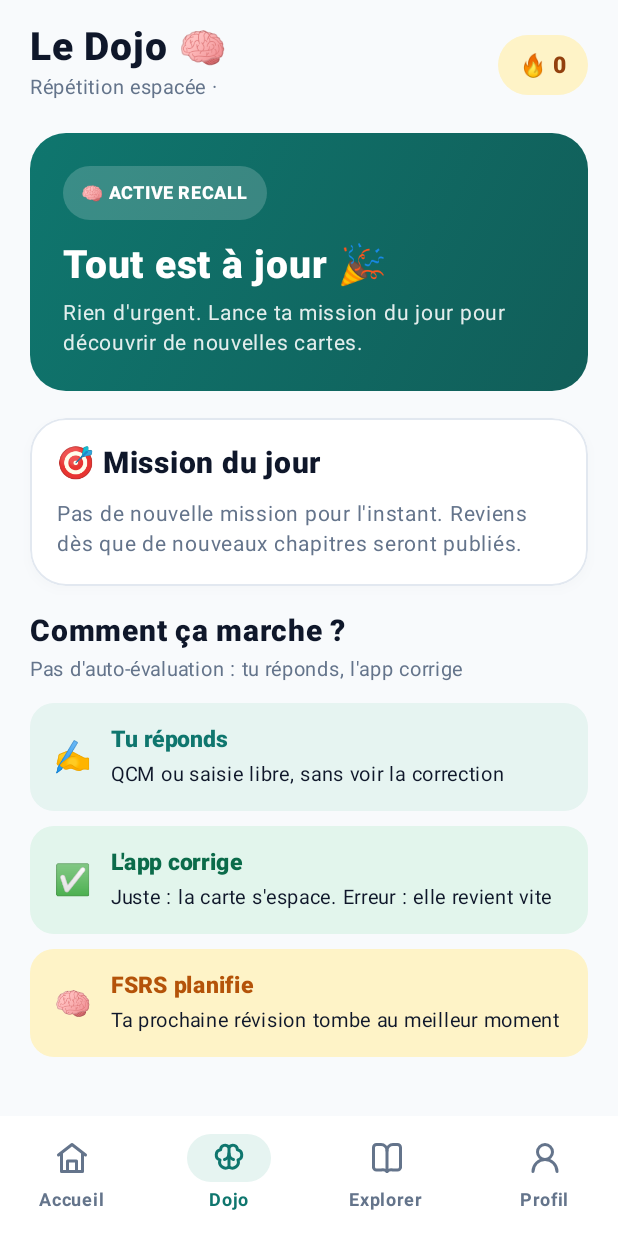
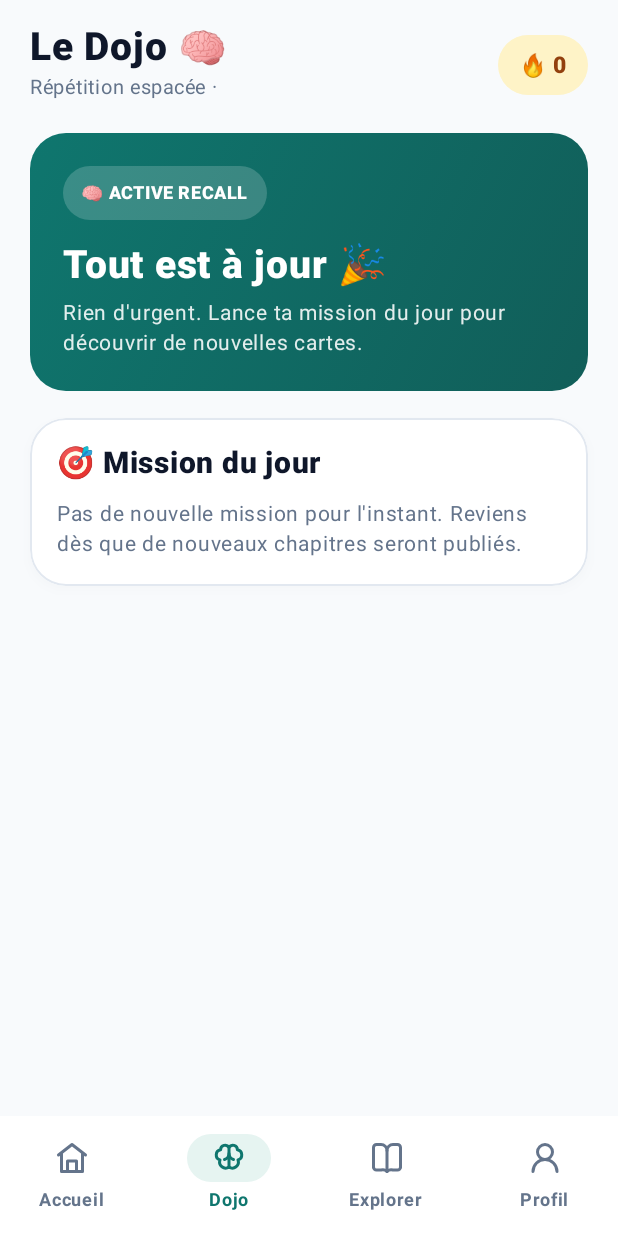
Before and after one commit to Benie-j/KALYNO, an Android app built with Jetpack Compose: the composable MainScreen called with empty values, item 2 of the bottom bar chosen, on a phone screen of 412 x 824 dp. Run offline under Robolectric (Android 15) with nearby library versions, the light colour scheme and no system bars; our stand-ins replace Room's generated code, Shimmer; network calls fail; pictures from the network do not load.

Commit message:
Dojo: supprime la section Comment ça marche

```diff
--- a/app/src/main/java/ci/kalyno/app/ui/dojo/DojoScreen.kt
+++ b/app/src/main/java/ci/kalyno/app/ui/dojo/DojoScreen.kt
@@ -38,8 +38,6 @@ import ci.kalyno.app.ui.theme.KalynoAmberDeep
 import ci.kalyno.app.ui.theme.KalynoAmberSoft
 import ci.kalyno.app.ui.theme.KalynoBlue
 import ci.kalyno.app.ui.theme.KalynoBlueSoft
-import ci.kalyno.app.ui.theme.KalynoCorrectSoft
-import ci.kalyno.app.ui.theme.KalynoCorrectText
 import ci.kalyno.app.ui.theme.KalynoDanger
 import ci.kalyno.app.ui.theme.KalynoDangerSoft
 import ci.kalyno.app.ui.theme.KalynoMuted
@@ -98,7 +96,6 @@ fun DojoScreen(
             else -> {
                 UrgentHero(state = state, onReview = onReviewUrgent)
                 MissionBlock(state = state, onStart = onStartMission, onReview = onReviewUrgent)
-                SrsLegend()
             }
         }
     }
@@ -275,36 +272,6 @@ private fun MissionBlock(
     }
 }
 
-/** Mini-guide : l'élève répond à de vrais exercices, l'algorithme note à sa place. */
-@Composable
-private fun SrsLegend() {
-    Column(verticalArrangement = Arrangement.spacedBy(10.dp)) {
-        SectionHeader(title = "Comment ça marche ?", subtitle = "Pas d'auto-évaluation : tu réponds, l'app corrige")
-        LegendRow("✍️", "Tu réponds", "QCM ou saisie libre, sans voir la correction", KalynoBlueSoft, KalynoBlue)
-        LegendRow("✅", "L'app corrige", "Juste : la carte s'espace. Erreur : elle revient vite", KalynoCorrectSoft, KalynoCorrectText)
-        LegendRow("🧠", "FSRS planifie", "Ta prochaine révision tombe au meilleur moment", KalynoAmberSoft, KalynoAmberDeep)
-    }
-}
-
-@Composable
-private fun LegendRow(emoji: String, title: String, text: String, container: Color, content: Color) {
-    Row(
-        modifier = Modifier
-            .fillMaxWidth()
-            .clip(RoundedCornerShape(16.dp))
-            .background(container)
-            .padding(horizontal = 16.dp, vertical = 12.dp),
-        verticalAlignment = Alignment.CenterVertically
-    ) {
-        Text(emoji, fontSize = 20.sp)
-        Spacer(Modifier.width(12.dp))
-        Column {
-            Text(title, color = content, fontSize = 15.sp, fontWeight = FontWeight.ExtraBold)
-            Text(text, color = KalynoText, fontSize = 13.sp)
-        }
-    }
-}
-
 @Composable
 private fun DojoSkeleton() {
     Column(verticalArrangement = Arrangement.spacedBy(16.dp)) {
```
